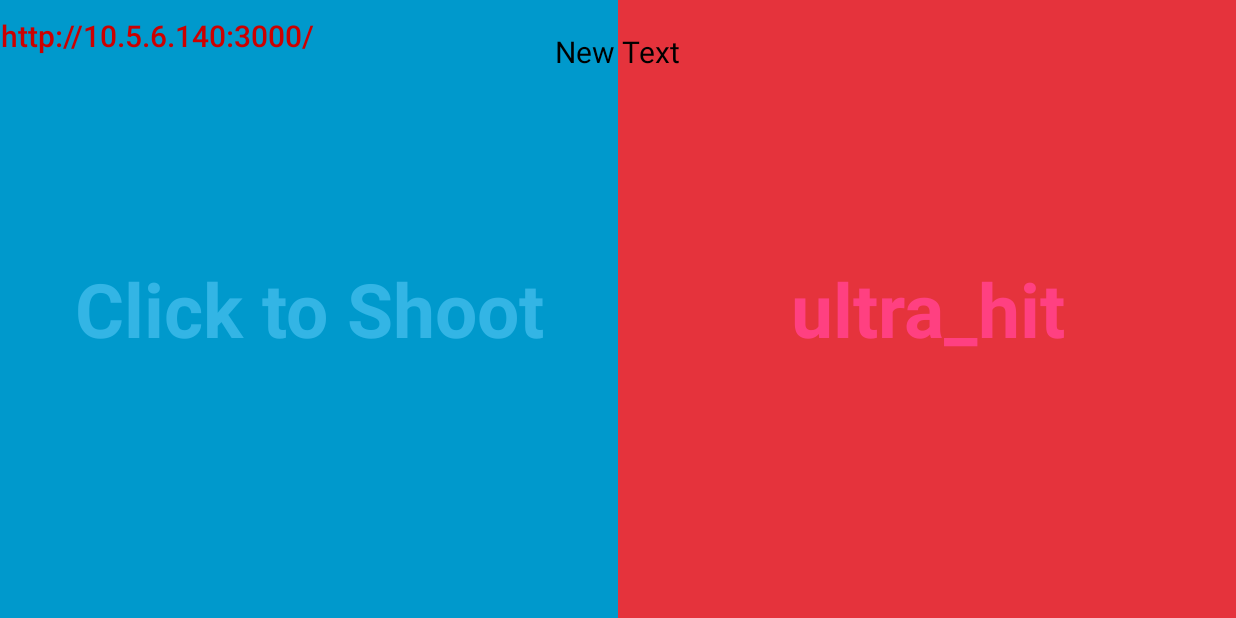
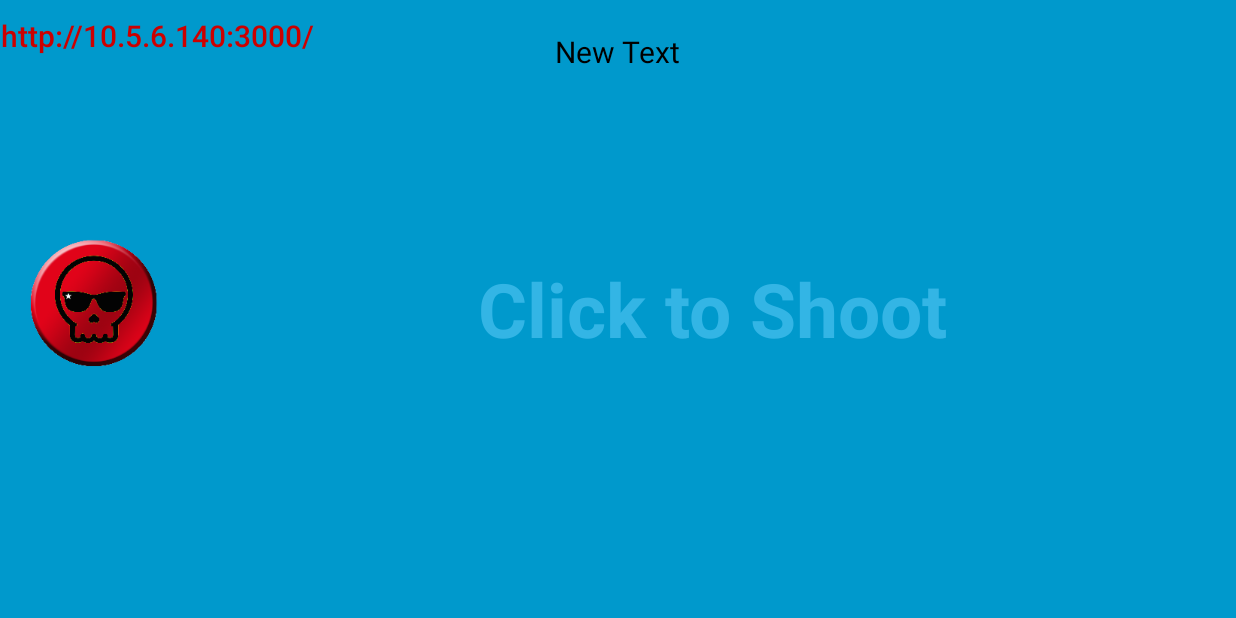
Before and after one commit to kurokumakun0/DSDL_Android, an Android app: the screen it shows after launch (MainActivity), on a phone screen of 824 x 412 dp (held sideways). Run offline under Robolectric (Android 15) with nearby library versions, the phone set to English and light mode, and no system bars; libraries missing offline, so code that uses them is left out: com.github.nkzawa.emitter, com.github.nkzawa.socketio; 3 statements that could not run were skipped.

Commit message:
add new button style

```diff
--- a/app/src/main/java/tw/edu/ntu/csie/kurokuma/sync/MainActivity.java
+++ b/app/src/main/java/tw/edu/ntu/csie/kurokuma/sync/MainActivity.java
@@ -7,15 +7,21 @@ import android.hardware.SensorEvent;
 import android.hardware.SensorEventListener;
 import android.hardware.SensorManager;
 import android.os.Bundle;
+import android.os.Handler;
 import android.os.Vibrator;
 import android.support.v7.app.AlertDialog;
 import android.support.v7.app.AppCompatActivity;
 import android.view.View;
 import android.view.ViewGroup;
+import android.view.animation.Animation;
+import android.view.animation.AnimationUtils;
 import android.widget.Button;
 import android.widget.EditText;
+import android.widget.ImageSwitcher;
 import android.widget.ImageView;
+import android.widget.RelativeLayout;
 import android.widget.TextView;
+import android.widget.ViewSwitcher;
 
 import com.github.nkzawa.emitter.Emitter;
 import com.github.nkzawa.socketio.client.IO;
@@ -26,7 +32,7 @@ import java.util.Timer;
 import java.util.TimerTask;
 
 
-public class MainActivity extends AppCompatActivity implements SensorEventListener{
+public class MainActivity extends AppCompatActivity implements SensorEventListener, ViewSwitcher.ViewFactory{
     private Socket mSocket;
 
     private TextView tv;
@@ -44,6 +50,26 @@ public class MainActivity extends AppCompatActivity implements SensorEventListen
     ImageView gameover;
     ViewGroup container;
 
+    // about shining Bomb button
+    ImageSwitcher imageSwitcher;
+    int[] images = new int[]{ R.mipmap.bomb_botton, R.mipmap.bomb_botton_end, R.mipmap.bomb_botton_end, R.mipmap.bomb_botton };
+    int interval = 250, index = 0;
+    boolean isRunning = true;
+    Handler handler = new Handler();
+    Runnable shining_task = new Runnable() {
+        @Override
+        public void run() {
+            if (isRunning) {
+                index++;
+                index = index % images.length;
+                //Log.d("Intro Screen", "Change Image " + index);
+                imageSwitcher.setImageResource(images[index]);
+                handler.postDelayed(this, interval);
+            }
+        }
+    };
+
+
     @Override
     protected void onCreate(Bundle savedInstanceState) {
         super.onCreate(savedInstanceState);
@@ -60,15 +86,28 @@ public class MainActivity extends AppCompatActivity implements SensorEventListen
                 attemptSend(view);
             }
         });
-        View UltraHitButton = findViewById(R.id.ultra_hit);
+        /*ImageSwitcher UltraHitButton = (ImageSwitcher) findViewById(R.id.bomb_btn);
         if( UltraHitButton != null )    {
+            Animation shiningAnimation = new AlphaAnimation(0, 1);
+            shiningAnimation.setRepeatMode(Animation.REVERSE);
+            // infinite repeat
+            shiningAnimation.setRepeatCount(-1);
+            shiningAnimation.setDuration(1000);
+
+            AnimationSet animationSet = new AnimationSet(false);
+            animationSet.addAnimation(shiningAnimation);
+
+            UltraHitButton.startAnimation(animationSet);
+
             UltraHitButton.setOnClickListener(new View.OnClickListener() {
                 @Override
                 public void onClick(View v) {
                     ultraAttack();
                 }
             });
-        }
+        }*/
+
+        startAnimatedBackground();
 
         container = (ViewGroup) findViewById(R.id.container);
         gameover = (ImageView) findViewById(R.id.gameover);
@@ -142,6 +181,42 @@ public class MainActivity extends AppCompatActivity implements SensorEventListen
         magnetometer = sManager.getDefaultSensor(Sensor.TYPE_MAGNETIC_FIELD);
     }
 
+    private void startAnimatedBackground() {
+        Animation aniIn = AnimationUtils.loadAnimation(this,
+                android.R.anim.fade_in);
+        aniIn.setDuration(interval);
+        Animation aniOut = AnimationUtils.loadAnimation(this,
+                android.R.anim.fade_out);
+        aniOut.setDuration(interval);
+
+        imageSwitcher = (ImageSwitcher) findViewById(R.id.bomb_btn);
+        if( imageSwitcher != null ) {
+
+            imageSwitcher.setOnClickListener(new View.OnClickListener() {
+                @Override
+                public void onClick(View v) {
+                    ultraAttack();
+                }
+            });
+
+            imageSwitcher.setInAnimation(aniIn);
+            imageSwitcher.setOutAnimation(aniOut);
+            imageSwitcher.setFactory(MainActivity.this);
+            imageSwitcher.setImageResource(images[index]);
+
+            handler.postDelayed(shining_task, interval);
+        }
+    }
+
+    @Override
+    public View makeView() {
+        ImageView imageView = new ImageView(this);
+        imageView.setScaleType(ImageView.ScaleType.CENTER_CROP);
+        imageView.setLayoutParams(new ImageSwitcher.LayoutParams(
+                RelativeLayout.LayoutParams.MATCH_PARENT, RelativeLayout.LayoutParams.MATCH_PARENT));
+        return imageView;
+    }
+
     @Override
     protected void onResume()
     {
@@ -153,14 +228,21 @@ public class MainActivity extends AppCompatActivity implements SensorEventListen
             mSocket.on("connectOK", onConnectOK);
             mSocket.connect();
         }
+
+        isRunning = true;
+        handler.postDelayed(shining_task, interval);
     }
 
     protected void onPause() {
         super.onPause();
         sManager.unregisterListener(this);
-        if(!menu_state){timer.cancel();}
+        if( timer != null ) {
+            timer.cancel();
+        }
         mSocket.disconnect();
         mSocket.off("connectOK", onConnectOK);
+        isRunning = false;
+        handler.removeCallbacks(shining_task);
     }
 
     @Override
@@ -168,7 +250,6 @@ public class MainActivity extends AppCompatActivity implements SensorEventListen
     {
         sManager.unregisterListener(this);
         super.onStop();
-        //timer.cancel();
 
         if( mSocket != null )   {
             if( mSocket.connected() )   {
@@ -212,7 +293,6 @@ public class MainActivity extends AppCompatActivity implements SensorEventListen
     @Override
     public void onDestroy() {
         super.onDestroy();
-        //timer.cancel();
     }
 
     public void attemptSend(View v) {
--- a/app/src/main/res/layout/activity_main.xml
+++ b/app/src/main/res/layout/activity_main.xml
@@ -16,27 +16,21 @@
         android:weightSum="1"
         android:visibility="visible"
         android:id="@+id/linearLayout">
+        <ImageSwitcher
+            android:id="@+id/bomb_btn"
+            android:layout_width="wrap_content"
+            android:layout_height="wrap_content"
+            android:layout_gravity="center_vertical" />
         <TextView
             android:id="@+id/fullscreen_content"
             android:layout_width="0dp"
             android:layout_height="match_parent"
-            android:layout_weight=".5"
+            android:layout_weight="1"
             android:gravity="center"
             android:keepScreenOn="true"
+            android:layout_marginEnd="0dp"
             android:text="@string/shoot"
             android:textColor="#33b5e5"
-            android:textSize="50sp"
-            android:textStyle="bold" />
-        <TextView
-            android:id="@+id/ultra_hit"
-            android:layout_width="0dp"
-            android:layout_height="match_parent"
-            android:layout_weight=".5"
-            android:gravity="center"
-            android:keepScreenOn="true"
-            android:background="#e5333c"
-            android:text="ultra_hit"
-            android:textColor="@color/colorAccent"
             android:textSize="50sp"
             android:textStyle="bold" />
     </LinearLayout>
```
Also changed, not shown: app/src/main/res/mipmap-xxxhdpi/bomb_botton.png (added), app/src/main/res/mipmap-xxxhdpi/bomb_botton_end.png (added).
